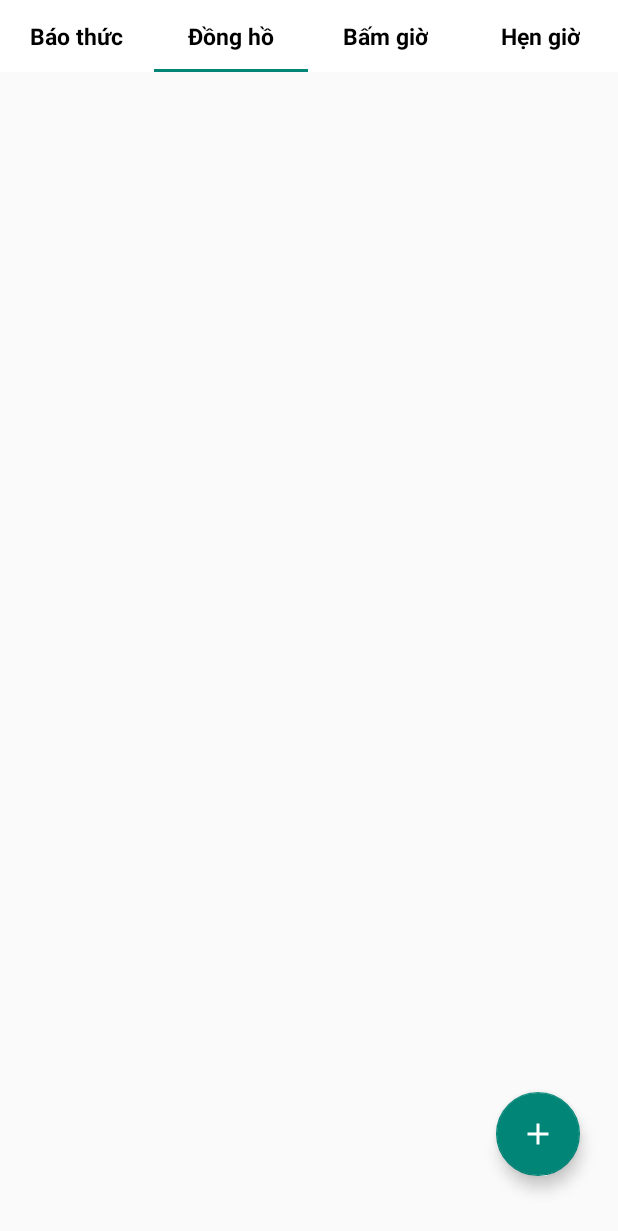
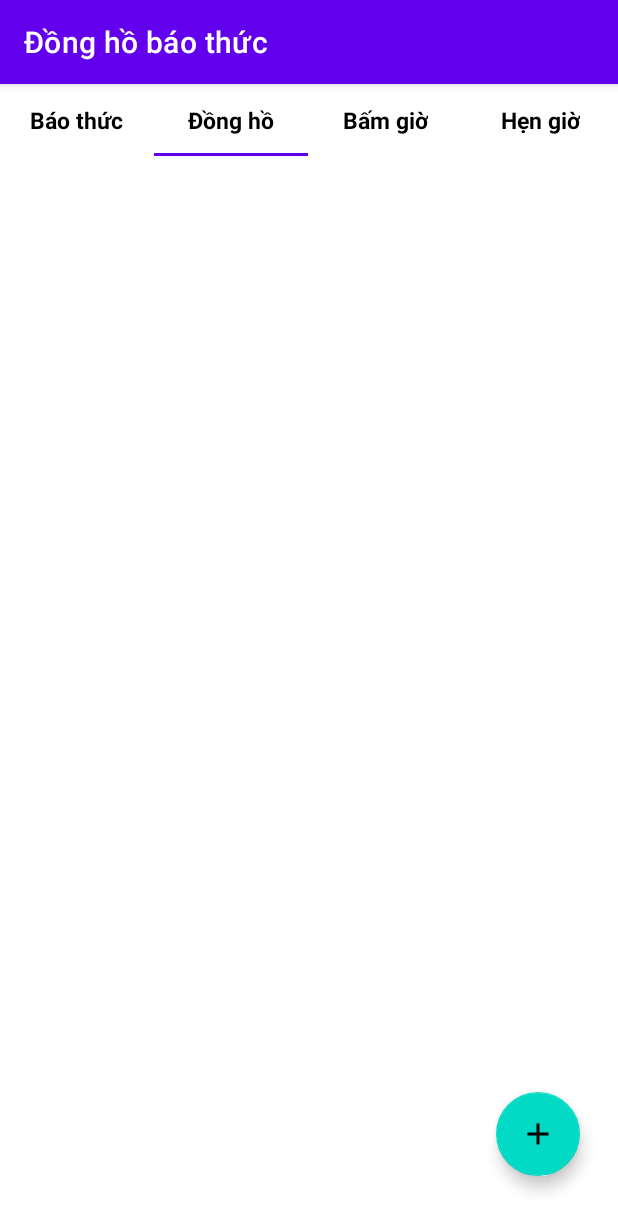
Before and after one commit to CaoVanTan/alarm-clock, an Android app: the screen it shows after launch (MainActivity), tab 2 chosen, on a phone screen of 412 x 824 dp. Shown: the top 1231 px of the screen. Run offline under Robolectric (Android 15) with nearby library versions, the phone set to English and light mode, and no system bars.

Commit message:
fig title bar

```diff
--- a/app/src/main/res/drawable/ic_add.xml
+++ b/app/src/main/res/drawable/ic_add.xml
@@ -1,5 +1,5 @@
 <vector android:height="24dp" android:tint="#FFFFFF"
     android:viewportHeight="24" android:viewportWidth="24"
     android:width="24dp" xmlns:android="http://schemas.android.com/apk/res/android">
-    <path android:fillColor="@android:color/white" android:pathData="M19,13h-6v6h-2v-6H5v-2h6V5h2v6h6v2z"/>
+    <path android:fillColor="@android:color/background_dark" android:pathData="M19,13h-6v6h-2v-6H5v-2h6V5h2v6h6v2z"/>
 </vector>
--- a/app/src/main/res/values/themes.xml
+++ b/app/src/main/res/values/themes.xml
@@ -1,6 +1,6 @@
 <resources xmlns:tools="http://schemas.android.com/tools">
     <!-- Base application theme. -->
-    <style name="Theme.AlarmClock" parent="Theme.MaterialComponents.Light.NoActionBar.Bridge">
+    <style name="Theme.AlarmClock" parent="Theme.MaterialComponents.DayNight.DarkActionBar">
         <!-- Primary brand color. -->
         <item name="colorPrimary">@color/purple_500</item>
         <item name="colorPrimaryVariant">@color/purple_700</item>
```
